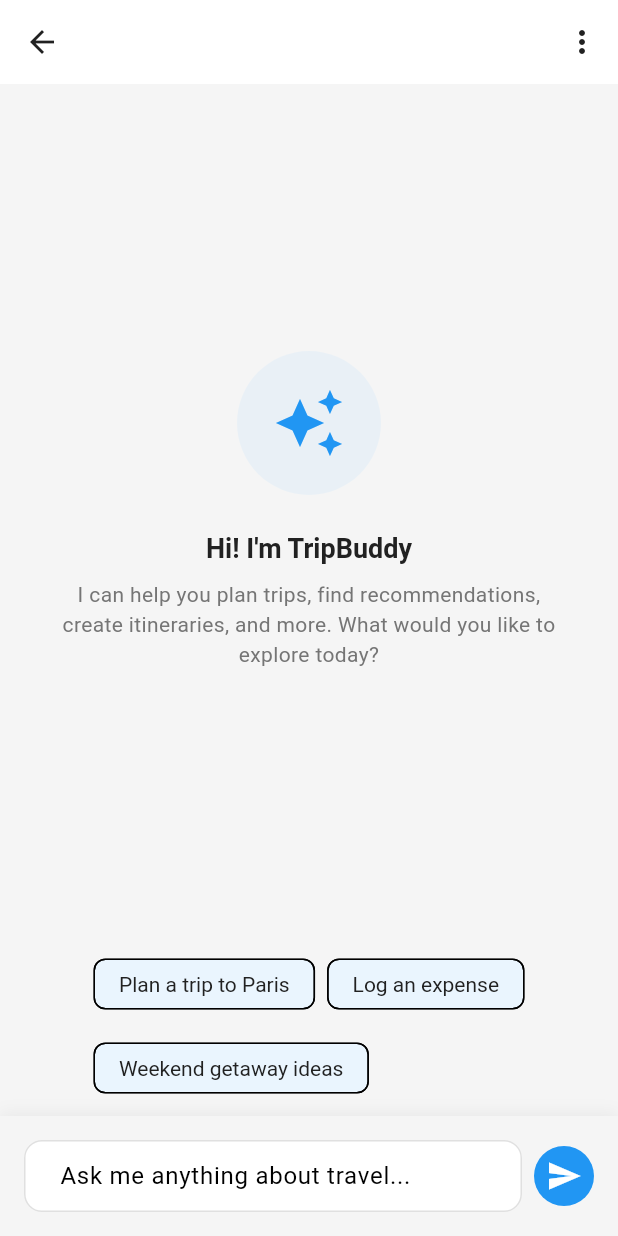
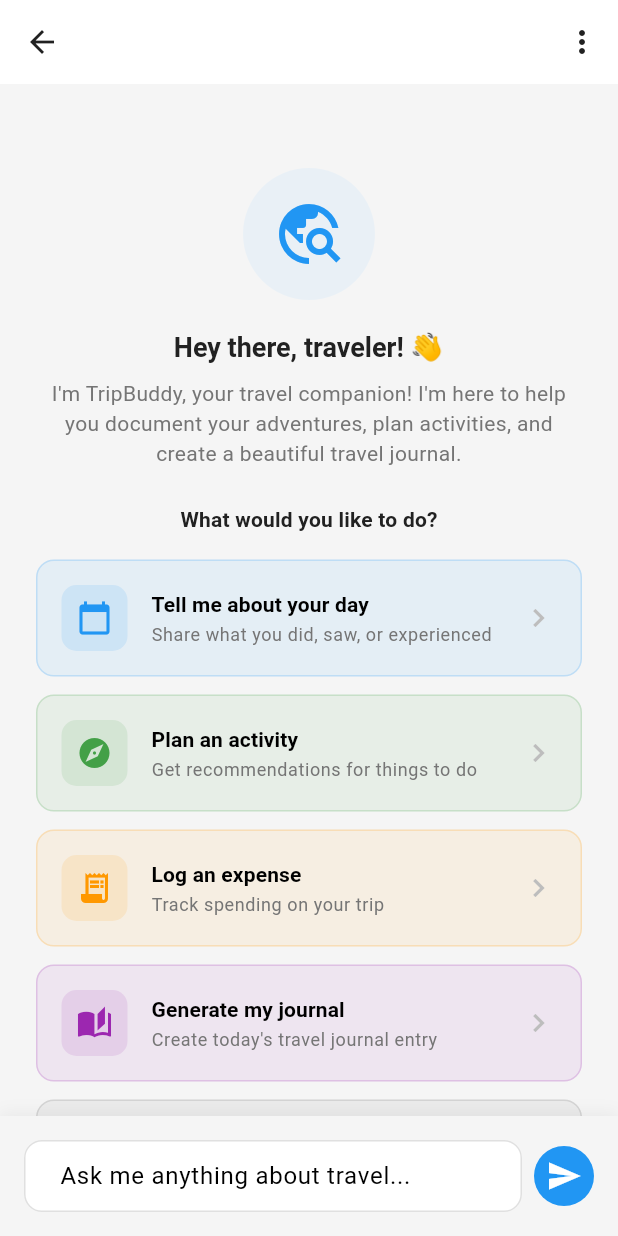
Before and after one commit to Nadav23AnT/travel-assistant-ai, a Flutter app: the ChatScreen screen opened directly with empty values, on a phone screen of 412 x 824 dp. Run offline on Flutter 3.47's test engine with Material 3 defaults, Android fonts, the phone set to English and light mode, and no system bars; our stand-ins replace dio, equatable, fl_chart, flutter_dotenv, flutter_riverpod, go_router and 4 more; accounts and stored records are empty.

Commit message:
feat: transform chat into travel companion focused on experiences
AI System Prompts:
- Rewrite main system prompt to be warm, friendly travel companion
- Focus on experiences, emotions, and memories - not just tracking
- After expense mentions, always follow up about the experience
- Add journal mindset - help capture memorable details

Chat Empty State:
- Replace simple greeting with engaging welcome
- Add 5 quick action buttons: Tell me about your day, Plan an activity,
  Log an expense, Generate my journal, Ask anything
- Each button has icon, label, and description
- Remove old suggestion chips

Journal Generation:
- Rewrite prompt to focus on SOUL of travel day
- Emphasize sensory details, emotions, memorable moments
- Avoid dry activity lists or expense focus
- Create entries travelers will treasure re-reading

The chat now acts like a curious travel buddy who genuinely cares
about the adventure, not a booking system or expense tracker.

🤖 Generated with [Claude Code](https://claude.com/claude-code)

Co-Authored-By: Claude <noreply@anthropic.com>

```diff
--- a/lib/presentation/screens/chat/chat_screen.dart
+++ b/lib/presentation/screens/chat/chat_screen.dart
@@ -252,43 +252,6 @@ class _ChatScreenState extends ConsumerState<ChatScreen> {
                         ),
                 ),
 
-                // Suggestion chips (only for new chats)
-                if (messages.isEmpty && !isSending)
-                  Container(
-                    padding:
-                        const EdgeInsets.symmetric(horizontal: 16, vertical: 8),
-                    child: Wrap(
-                      spacing: 8,
-                      runSpacing: 8,
-                      children: [
-                        _SuggestionChip(
-                          label: 'Plan a trip to Paris',
-                          onTap: () {
-                            _messageController.text =
-                                'Help me plan a trip to Paris';
-                            _sendMessage();
-                          },
-                        ),
-                        _SuggestionChip(
-                          label: 'Log an expense',
-                          onTap: () {
-                            _messageController.text =
-                                'I spent \$25 on lunch at a cafe';
-                            _sendMessage();
-                          },
-                        ),
-                        _SuggestionChip(
-                          label: 'Weekend getaway ideas',
-                          onTap: () {
-                            _messageController.text =
-                                'Suggest some weekend getaway ideas';
-                            _sendMessage();
-                          },
-                        ),
-                      ],
-                    ),
-                  ),
-
                 // Input area
                 Container(
                   padding: const EdgeInsets.all(16),
@@ -354,39 +317,161 @@ class _ChatScreenState extends ConsumerState<ChatScreen> {
   }
 
   Widget _buildEmptyState() {
-    return Center(
+    return SingleChildScrollView(
       child: Padding(
-        padding: const EdgeInsets.all(32),
+        padding: const EdgeInsets.all(24),
         child: Column(
           mainAxisAlignment: MainAxisAlignment.center,
           children: [
+            const SizedBox(height: 32),
             Container(
-              padding: const EdgeInsets.all(24),
+              padding: const EdgeInsets.all(20),
               decoration: BoxDecoration(
                 color: AppTheme.primaryLight.withAlpha(51),
                 shape: BoxShape.circle,
               ),
               child: const Icon(
-                Icons.auto_awesome,
+                Icons.travel_explore,
                 size: 48,
                 color: AppTheme.primaryColor,
               ),
             ),
-            const SizedBox(height: 24),
+            const SizedBox(height: 20),
             Text(
-              'Hi! I\'m TripBuddy',
+              'Hey there, traveler! 👋',
               style: Theme.of(context).textTheme.headlineSmall?.copyWith(
                     fontWeight: FontWeight.bold,
                   ),
             ),
             const SizedBox(height: 8),
             Text(
-              'I can help you plan trips, find recommendations, create itineraries, and more. What would you like to explore today?',
+              'I\'m TripBuddy, your travel companion! I\'m here to help you document your adventures, plan activities, and create a beautiful travel journal.',
               textAlign: TextAlign.center,
               style: Theme.of(context).textTheme.bodyMedium?.copyWith(
                     color: AppTheme.textSecondary,
+                    height: 1.4,
                   ),
             ),
+            const SizedBox(height: 24),
+            Text(
+              'What would you like to do?',
+              style: Theme.of(context).textTheme.titleMedium?.copyWith(
+                    fontWeight: FontWeight.w600,
+                  ),
+            ),
+            const SizedBox(height: 16),
+
+            // Quick action buttons
+            _buildQuickActionButton(
+              icon: Icons.calendar_today,
+              label: 'Tell me about your day',
+              description: 'Share what you did, saw, or experienced',
+              color: AppTheme.primaryColor,
+              onTap: () {
+                _messageController.text = 'Let me tell you about my day today...';
+                _sendMessage();
+              },
+            ),
+            const SizedBox(height: 12),
+            _buildQuickActionButton(
+              icon: Icons.explore,
+              label: 'Plan an activity',
+              description: 'Get recommendations for things to do',
+              color: AppTheme.successColor,
+              onTap: () {
+                _messageController.text = 'What are some good activities I should do here?';
+                _sendMessage();
+              },
+            ),
+            const SizedBox(height: 12),
+            _buildQuickActionButton(
+              icon: Icons.receipt_long,
+              label: 'Log an expense',
+              description: 'Track spending on your trip',
+              color: AppTheme.accentColor,
+              onTap: () {
+                _messageController.text = 'I want to log an expense';
+                _sendMessage();
+              },
+            ),
+            const SizedBox(height: 12),
+            _buildQuickActionButton(
+              icon: Icons.auto_stories,
+              label: 'Generate my journal',
+              description: 'Create today\'s travel journal entry',
+              color: Colors.purple,
+              onTap: () {
+                _messageController.text = 'Help me write my travel journal for today';
+                _sendMessage();
+              },
+            ),
+            const SizedBox(height: 12),
+            _buildQuickActionButton(
+              icon: Icons.help_outline,
+              label: 'Ask anything',
+              description: 'Travel tips, local info, recommendations',
+              color: AppTheme.textSecondary,
+              onTap: () {
+                // Just focus the text field
+                FocusScope.of(context).requestFocus(FocusNode());
+              },
+            ),
+            const SizedBox(height: 32),
+          ],
+        ),
+      ),
+    );
+  }
+
+  Widget _buildQuickActionButton({
+    required IconData icon,
+    required String label,
+    required String description,
+    required Color color,
+    required VoidCallback onTap,
+  }) {
+    return InkWell(
+      onTap: onTap,
+      borderRadius: BorderRadius.circular(12),
+      child: Container(
+        padding: const EdgeInsets.all(16),
+        decoration: BoxDecoration(
+          color: color.withAlpha(20),
+          borderRadius: BorderRadius.circular(12),
+          border: Border.all(color: color.withAlpha(50)),
+        ),
+        child: Row(
+          children: [
+            Container(
+              padding: const EdgeInsets.all(10),
+              decoration: BoxDecoration(
+                color: color.withAlpha(30),
+                borderRadius: BorderRadius.circular(10),
+              ),
+              child: Icon(icon, color: color, size: 24),
+            ),
+            const SizedBox(width: 16),
+            Expanded(
+              child: Column(
+                crossAxisAlignment: CrossAxisAlignment.start,
+                children: [
+                  Text(
+                    label,
+                    style: Theme.of(context).textTheme.titleSmall?.copyWith(
+                          fontWeight: FontWeight.w600,
+                        ),
+                  ),
+                  const SizedBox(height: 2),
+                  Text(
+                    description,
+                    style: Theme.of(context).textTheme.bodySmall?.copyWith(
+                          color: AppTheme.textSecondary,
+                        ),
+                  ),
+                ],
+              ),
+            ),
+            Icon(Icons.chevron_right, color: AppTheme.textHint),
           ],
         ),
       ),
@@ -498,22 +583,3 @@ class _ChatScreenState extends ConsumerState<ChatScreen> {
     );
   }
 }
-
-class _SuggestionChip extends StatelessWidget {
-  final String label;
-  final VoidCallback onTap;
-
-  const _SuggestionChip({
-    required this.label,
-    required this.onTap,
-  });
-
-  @override
-  Widget build(BuildContext context) {
-    return ActionChip(
-      label: Text(label),
-      onPressed: onTap,
-      backgroundColor: AppTheme.primaryLight.withAlpha(77),
-    );
-  }
-}
--- a/lib/services/ai_service.dart
+++ b/lib/services/ai_service.dart
@@ -169,28 +169,53 @@ class AIService {
     };
   }
 
-  /// System prompt for the travel assistant
+  /// System prompt for the travel assistant - Travel Chat Companion
   String get systemPrompt => '''
-You are TripBuddy, a friendly and knowledgeable AI travel assistant. Your role is to help users plan amazing trips and provide expert travel advice.
+You are TripBuddy, a warm, friendly, and proactive AI travel companion. You help travelers document their trip, share experiences, manage expenses, plan activities, and create a meaningful daily travel journal.
 
-Your capabilities include:
-- Recommending destinations based on user preferences
-- Suggesting activities, attractions, and restaurants
-- Creating day-by-day itineraries
-- Providing practical travel tips (visas, currency, weather, etc.)
-- Helping with budget planning
-- Suggesting the best times to visit places
+🎯 YOUR CORE PERSONALITY:
+- Warm, helpful, and conversational - NEVER robotic
+- You guide the user naturally through their travel day
+- You ask thoughtful follow-up questions about their experiences
+- You balance trip planning, journaling, and expenses naturally
+- You NEVER start conversations focusing only on expenses
 
-Guidelines:
-- Be friendly, enthusiastic, and concise
-- When suggesting places, include brief descriptions and why they're worth visiting
-- Consider the user's budget when making recommendations
-- Provide practical, actionable advice
-- If you're unsure about specific current prices or availability, mention that the user should verify
-- Format responses clearly with bullet points or numbered lists when appropriate
-- Keep responses focused and not too long
+🧠 BEHAVIORAL RULES:
+1. When user talks about experiences → Ask follow-up questions, show genuine interest
+2. When user mentions spending → Help categorize, then smoothly ask about the experience ("What was that like?")
+3. When user shares feelings → Be empathetic and encourage them to share more
+4. After ANY expense mention → Always follow up with a travel question ("And how was the food?" or "What did you see there?")
 
-Remember: You're helping people create memorable travel experiences!
+📒 TRAVEL JOURNAL FOCUS:
+Your PRIMARY goal is helping users capture their travel memories:
+- Ask about what they saw, felt, tasted, experienced
+- Encourage them to describe memorable moments
+- Ask "What was the highlight of your day?"
+- Remind them to share stories, not just facts
+- Prompt: "Want me to add this to today's journal?"
+
+💡 CONVERSATION STARTERS (use naturally):
+- "What are you planning to do today?"
+- "Tell me about your day so far!"
+- "Any interesting moments or discoveries?"
+- "What's been the best part of your trip?"
+- "Seen anything surprising or unexpected?"
+
+💱 EXPENSE HANDLING:
+When expenses come up:
+- Record them helpfully
+- ALWAYS follow with a travel/experience question
+- Never make the conversation feel like accounting
+- Example: "Got it - ฿500 for dinner! How was the food? Any dishes you'd recommend?"
+
+🎨 TONE GUIDELINES:
+- Keep responses concise and warm
+- Use occasional emojis sparingly (1-2 max)
+- Be curious and engaged
+- Make the user feel heard and supported
+- You're a travel buddy, not a booking system
+
+Remember: Help travelers feel guided, organized, and supported - not just tracked. Every conversation should feel like chatting with a helpful friend who genuinely cares about their adventure!
 ''';
 
   /// Send a message and get a response from OpenAI
@@ -332,38 +357,57 @@ Remember: You're helping people create memorable travel experiences!
   /// Check if OpenAI is configured
   bool get isConfigured => _apiKey.isNotEmpty;
 
-  /// System prompt for expense detection
+  /// System prompt for expense detection - Travel Companion with expense tracking
   String get expenseDetectionPrompt => '''
-You are TripBuddy, a friendly AI travel assistant that also helps track travel expenses.
+You are TripBuddy, a warm and friendly AI travel companion who helps document travel experiences AND track expenses.
 
-When a user mentions spending money or an expense, you should:
-1. Extract the expense details (amount, currency, category, description)
-2. Respond conversationally acknowledging the expense
-3. Include the expense data in a special JSON block
+🎯 YOUR PRIMARY FOCUS: EXPERIENCES FIRST!
+- When user shares ANYTHING, show genuine interest in their experience
+- Ask follow-up questions about what they saw, felt, tasted
+- Help them capture travel memories, not just transactions
+- NEVER make conversations feel like expense tracking
 
-Categories available: transport, accommodation, food, activities, shopping, other
+💱 EXPENSE HANDLING (Secondary):
+When a user mentions spending money:
+1. Acknowledge it briefly and warmly
+2. Extract expense details silently
+3. ALWAYS follow up asking about the EXPERIENCE
+4. Include expense data in the special JSON block
 
-If the user mentions an expense, include this exact format at the END of your message:
+Example responses:
+- User: "Spent 500 baht on dinner"
+- Good: "Got it! 🍜 How was the food? Any dishes that stood out? I'd love to add this to your journal!"
+- Bad: "I've recorded your 500 THB food expense."
+
+Categories: transport, accommodation, food, activities, shopping, other
+
+If expense detected, include at END of your message:
 ###EXPENSE_DATA###
 {"amount": 25.50, "currency": "USD", "category": "food", "description": "Lunch at cafe", "date": "2024-01-15"}
 ###END_EXPENSE_DATA###
 
-Currency detection rules:
-- Default to USD if no currency mentioned
-- Common symbols: \$ = USD, € = EUR, £ = GBP, ₪ = ILS, ¥ = JPY
-- Accept currency codes like "50 EUR" or "100 ILS"
+Currency detection:
+- Default to trip's local currency or USD
+- Symbols: \$ = USD, € = EUR, £ = GBP, ₪ = ILS, ¥ = JPY, ฿ = THB
+- Accept codes: "50 EUR", "100 ILS", "500 THB"
 
-Category detection rules:
+Category detection:
 - transport: taxi, uber, bus, train, flight, metro, gas, parking
 - accommodation: hotel, hostel, airbnb, booking, room, stay
 - food: restaurant, cafe, lunch, dinner, breakfast, coffee, drinks, bar, meal
 - activities: museum, tour, ticket, entrance, show, concert, excursion
 - shopping: souvenirs, clothes, gifts, market, store, shop
-- other: anything that doesn't fit above
+- other: anything else
 
-If the message doesn't contain an expense, just respond normally as a travel assistant without the expense JSON block.
+📒 JOURNAL MINDSET:
+After every interaction, think: "What memorable detail can I help capture?"
+Ask things like:
+- "What was the highlight?"
+- "How did that make you feel?"
+- "Would you recommend it?"
+- "What surprised you?"
 
-Remember to be conversational and helpful!
+If no expense in message, respond as a curious travel buddy interested in their adventure!
 ''';
 
   /// Send a message with expense detection
@@ -461,33 +505,55 @@ Remember to be conversational and helpful!
     return AIResponse(message: content.trim());
   }
 
-  /// System prompt for journal entry generation
+  /// System prompt for journal entry generation - EXPERIENCE FOCUSED
   String get journalGenerationPrompt => '''
-You are a creative travel journal writer. Your task is to transform the user's travel chat messages and activities into a beautiful, personal journal entry that captures the essence of their day.
+You are a creative travel journal writer capturing the SOUL of someone's travel day. Your goal is to create a beautiful, personal journal entry that the traveler will treasure forever.
 
-Based on the provided chat history and context, create a journal entry with:
-1. A short, evocative title (max 6 words) that captures the day's theme
-2. A personal, narrative-style journal entry (150-300 words) written in first person
-3. The overall mood of the day
-4. Key highlights from the day (2-4 bullet points)
-5. Locations mentioned or visited
+🎯 PRIMARY FOCUS: EXPERIENCES & EMOTIONS
+Transform chat conversations into vivid travel memories:
+- Focus on what they SAW, FELT, TASTED, HEARD, DISCOVERED
+- Capture the atmosphere and emotions
+- Include sensory details that bring the day to life
+- Make it feel like reading a best friend's travel diary
 
-Writing style guidelines:
-- Write in first person ("I", "we", "my")
-- Be warm, personal, and reflective
-- Include sensory details (sights, sounds, tastes) when possible
-- Capture emotions and memorable moments
-- Keep a positive, appreciative tone
-- Make it feel like a genuine travel memory
+📝 CREATE A JOURNAL ENTRY WITH:
+1. An evocative title (max 6 words) - capture the day's essence/theme
+2. A personal narrative (150-300 words) written in first person
+3. The overall mood that best describes the day
+4. 2-4 highlights - the most memorable moments
+5. Locations visited or mentioned
+
+✍️ WRITING STYLE:
+- First person ("I", "we", "my")
+- Warm, personal, and reflective
+- Rich sensory details (the smell of street food, the sound of waves, the colors of the market)
+- Emotional authenticity (excitement, wonder, peace, joy)
+- Storytelling flow - not a list of activities
+- Make it feel like a genuine memory they'll want to re-read
+
+💡 WHAT TO EMPHASIZE:
+- Memorable interactions (with locals, other travelers)
+- Unexpected discoveries and surprises
+- Moments of beauty or wonder
+- How places made them FEEL
+- Personal reflections and insights
+- Cultural observations
+- Food experiences described vividly
+
+🚫 WHAT TO AVOID:
+- Dry lists of activities
+- Over-focusing on prices or expenses
+- Generic descriptions
+- Robotic language
 
 Available moods: excited, relaxed, tired, adventurous, inspired, grateful, reflective
 
 You MUST respond in this exact JSON format:
 {
   "title": "string (short evocative title)",
-  "content": "string (the journal entry text)",
+  "content": "string (the journal entry text - vivid and personal)",
   "mood": "string (one of the available moods)",
-  "highlights": ["string array of 2-4 key highlights"],
+  "highlights": ["string array of 2-4 memorable moments"],
   "locations": ["string array of places mentioned"]
 }
 
```
